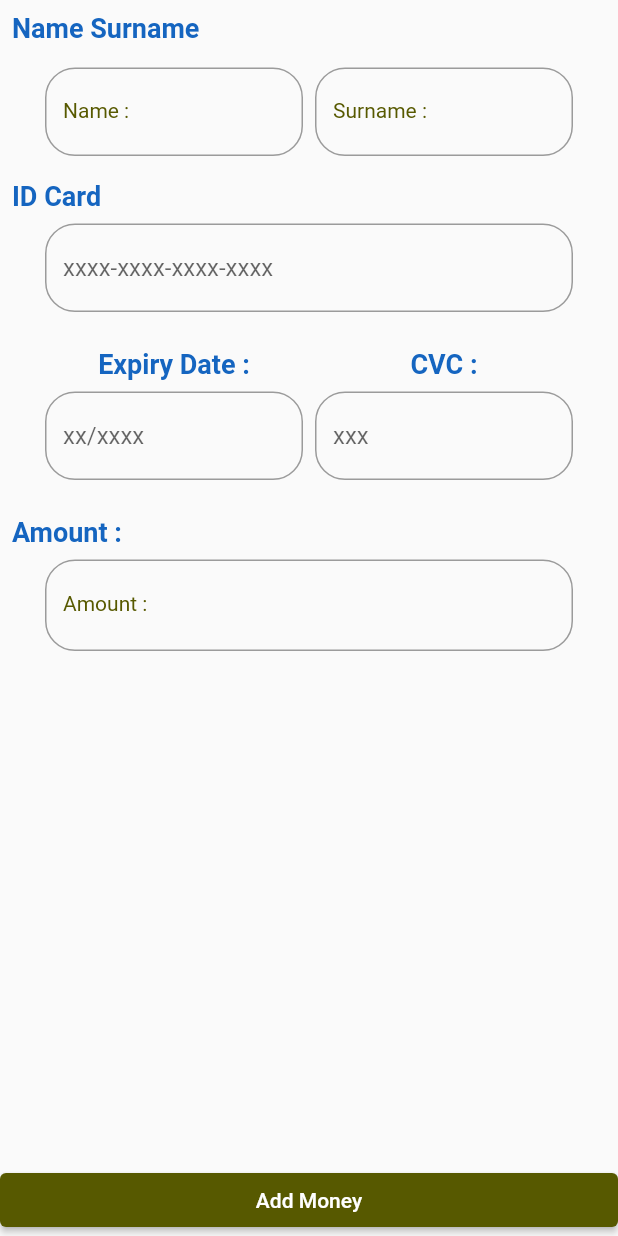
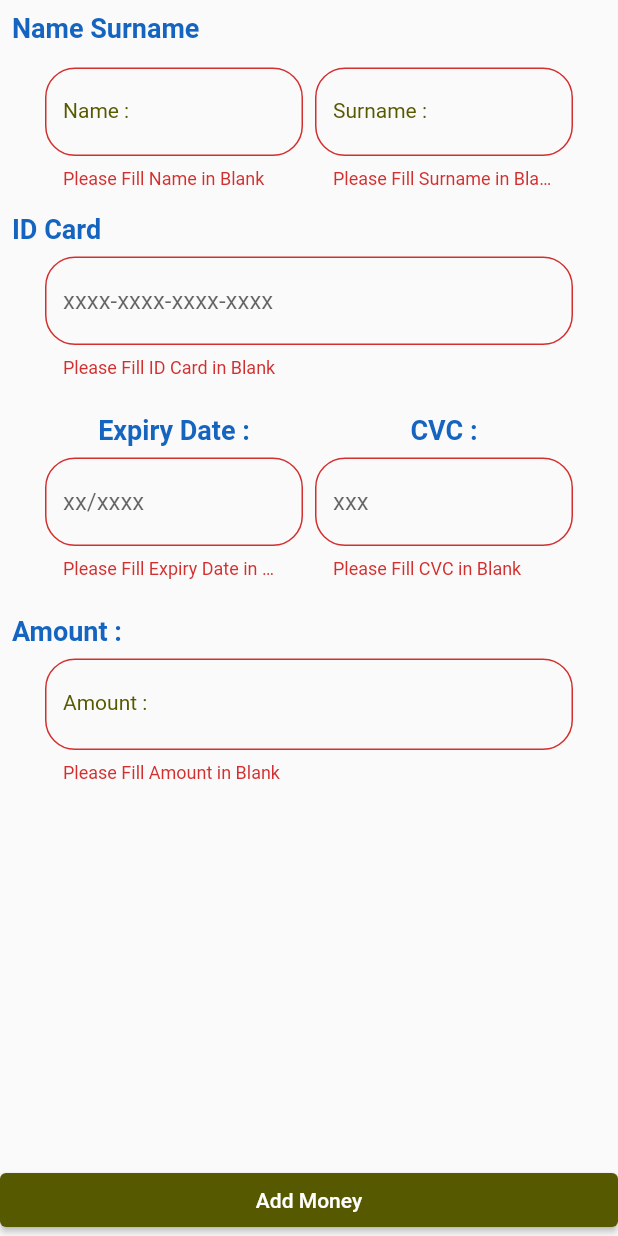
Before and after one commit to masterUNG/ShoppingMall, a Flutter app: the Credic screen opened directly, after a tap on "Add Money", on a phone screen of 412 x 824 dp. Run offline on Flutter 3.47's test engine with Material 2 defaults, Android fonts, the phone set to English and light mode, and no system bars; our stand-ins replace cached_network_image, dio, flutter_svg, geolocator, google_maps_flutter, image_picker and 3 more; missing offline and left inert: file_utils, omise_flutter; accounts and stored records are empty.

Commit message:
update 14Nov

```diff
--- a/lib/bodys/credic.dart
+++ b/lib/bodys/credic.dart
@@ -1,6 +1,8 @@
 import 'package:flutter/material.dart';
 import 'package:mask_text_input_formatter/mask_text_input_formatter.dart';
+import 'package:omise_flutter/omise_flutter.dart';
 import 'package:shoppingmall/utility/my_constant.dart';
+import 'package:shoppingmall/utility/my_dialog.dart';
 import 'package:shoppingmall/widgets/show_title.dart';
 
 class Credic extends StatefulWidget {
@@ -25,12 +27,19 @@ class _CredicState extends State<Credic> {
       MaskTextInputFormatter(mask: '## / ####');
   MaskTextInputFormatter cvcMask = MaskTextInputFormatter(mask: '###');
 
+  var formKey = GlobalKey<FormState>();
+
   @override
   Widget build(BuildContext context) {
     return Scaffold(
       body: GestureDetector(
         onTap: () => FocusScope.of(context).requestFocus(FocusNode()),
         behavior: HitTestBehavior.opaque,
+        child: Form(
+          key: formKey,
+          child: Stack(
+            children: [
+              SingleChildScrollView(
                 child: Column(
                   crossAxisAlignment: CrossAxisAlignment.start,
                   children: [
@@ -41,9 +50,18 @@ class _CredicState extends State<Credic> {
                     buildExpiryCvc(),
                     buildTitle('Amount :'),
                     formAmount(),
-            Spacer(),
+                    // Spacer(),
+                  ],
+                ),
+              ),
+              Column(
+                mainAxisAlignment: MainAxisAlignment.end,
+                children: [
                   buttonAddMoney(),
                 ],
+              ),
+            ],
+          ),
         ),
       ),
     );
@@ -54,19 +72,45 @@ class _CredicState extends State<Credic> {
       width: double.infinity,
       child: ElevatedButton(
         onPressed: () {
-          expiryDateMouth = expriyDateStr!.substring(0, 2);
-          expiryDateYear = expriyDateStr!.substring(2, 6);
-          print(
-              'idCard ==>> $idCard, expiryDataStr = $expriyDateStr, expiryDateMouth ==>> $expiryDateMouth, expiryDatyYear ==>> $expiryDateYear, cvc --> $cvc');
+          if (formKey.currentState!.validate()) {
+            getTokenAndChargeOmise();
+          }
         },
         child: Text('Add Money'),
       ),
     );
   }
 
+  Future<void> getTokenAndChargeOmise() async {
+    String publicKey = MyConstant.publicKey;
+
+    print(
+        'name = $name, surname = $surname, publicKey = $publicKey, idCard ==>> $idCard, expiryDataStr = $expriyDateStr, expiryDateMouth ==>> $expiryDateMouth, expiryDatyYear ==>> $expiryDateYear, cvc --> $cvc');
+
+    OmiseFlutter omiseFlutter = OmiseFlutter(publicKey);
+    await omiseFlutter.token
+        .create(
+            '$name $surname', idCard!, expiryDateMouth!, expiryDateYear!, cvc!)
+        .then((value) {
+      String token = value.id.toString();
+      print('token ==>> $token');
+    }).catchError((value) {
+      String title = value.code;
+      String message = value.message;
+      MyDialog().normalDialog(context, title, message);
+    });
+  }
+
   Widget formAmount() => Padding(
         padding: const EdgeInsets.symmetric(horizontal: 30),
         child: TextFormField(
+          validator: (value) {
+            if (value!.isEmpty) {
+              return 'Please Fill Amount in Blank';
+            } else {
+              return null;
+            }
+          },
           keyboardType: TextInputType.number,
           decoration: InputDecoration(
             suffix: ShowTitle(
@@ -111,6 +155,27 @@ class _CredicState extends State<Credic> {
   }
 
   Widget formExpriyDate() => TextFormField(
+        validator: (value) {
+          if (value!.isEmpty) {
+            return 'Please Fill Expiry Date in Blank';
+          } else {
+            if (expriyDateStr!.length != 6) {
+              return 'กรุณา กรอกให้ครบ';
+            } else {
+              expiryDateMouth = expriyDateStr!.substring(0, 2);
+              expiryDateYear = expriyDateStr!.substring(2, 6);
+
+              int expiryDateMouthInt = int.parse(expiryDateMouth!);
+              expiryDateMouth = expiryDateMouthInt.toString();
+
+              if (expiryDateMouthInt > 12) {
+                return 'เดือนไม่ควรเกิน 12';
+              } else {
+                return null;
+              }
+            }
+          }
+        },
         onChanged: (value) {
           expriyDateStr = expiryDateMask.getUnmaskedText();
         },
@@ -125,6 +190,15 @@ class _CredicState extends State<Credic> {
       );
 
   Widget formCVC() => TextFormField(
+        validator: (value) {
+          if (value!.isEmpty) {
+            return 'Please Fill CVC in Blank';
+          } else {
+            if (cvc!.length != 3) {
+              return 'cvc ต้องมี 3 ตัว';
+            } else {}
+          }
+        },
         onChanged: (value) {
           cvc = cvcMask.getUnmaskedText();
         },
@@ -160,6 +234,17 @@ class _CredicState extends State<Credic> {
   Widget formIDcard() => Padding(
         padding: const EdgeInsets.symmetric(horizontal: 30),
         child: TextFormField(
+          validator: (value) {
+            if (value!.isEmpty) {
+              return 'Please Fill ID Card in Blank';
+            } else {
+              if (idCard!.length != 16) {
+                return 'ID Card ต้องมี 16 ตัวอักษร คะ';
+              } else {
+                return null;
+              }
+            }
+          },
           inputFormatters: [idCardMask],
           onChanged: (value) {
             // idCard = value.trim();
@@ -177,6 +262,14 @@ class _CredicState extends State<Credic> {
 
   Widget formName() => Expanded(
           child: TextFormField(
+        validator: (value) {
+          if (value!.isEmpty) {
+            return 'Please Fill Name in Blank';
+          } else {
+            name = value.trim();
+            return null;
+          }
+        },
         decoration: InputDecoration(
           label: ShowTitle(title: 'Name :'),
           border: OutlineInputBorder(
@@ -187,6 +280,14 @@ class _CredicState extends State<Credic> {
 
   Widget formSurName() => Expanded(
           child: TextFormField(
+        validator: (value) {
+          if (value!.isEmpty) {
+            return 'Please Fill Surname in Blank';
+          } else {
+            surname = value.trim();
+            return null;
+          }
+        },
         decoration: InputDecoration(
           label: ShowTitle(title: 'Surname :'),
           border: OutlineInputBorder(borderRadius: BorderRadius.circular(20)),
--- a/lib/utility/my_constant.dart
+++ b/lib/utility/my_constant.dart
@@ -4,8 +4,9 @@ class MyConstant {
   // Genernal
   static String appName = 'Shopping Mall';
   static String domain =
-      'https://b7cb-184-82-196-229.ngrok.io';
+      'https://2d3d-2405-9800-bc01-ac24-2cbb-8c24-aee0-1c88.ngrok.io';
   static String urlPrompay = 'https://promptpay.io/0818595309.png';
+  static String publicKey = 'pkey_test_5pp9n4x6lu8v0riuskf';
 
   // Route
   static String routeAuthen = '/authen';
--- a/pubspec.yaml
+++ b/pubspec.yaml
@@ -38,6 +38,7 @@ dependencies:
   flutter_svg: ^0.23.0+1
   file_utils: ^1.0.1
   mask_text_input_formatter: ^2.0.0
+  omise_flutter: ^0.1.6
 
 dev_dependencies:
   flutter_test:
```
Also changed, not shown: pubspec.lock. Lines whose indentation alone changed are shown as unchanged.
